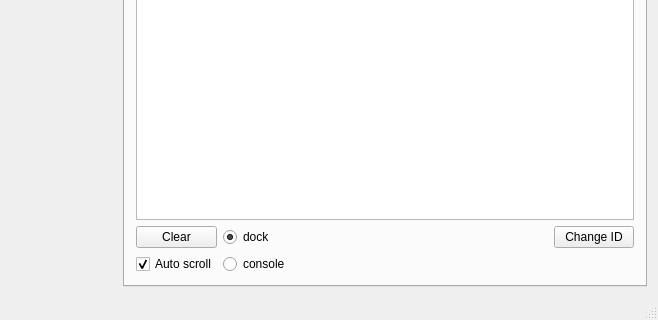
Above: gui/qt/mainwindow.ui from CE-Programming/CEmu before the change; both pictures show x 334 to 992 and y 685 to 1005 of the 992 by 1005 pixel window. Below: the same form after it.
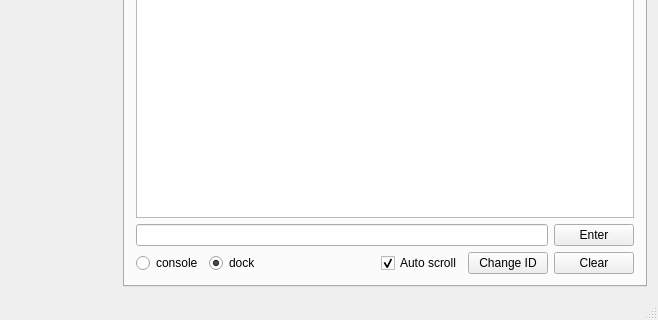
That is the form after the change. The open tabs and pages were chosen to show the change. Icons and pictures are not drawn. Custom widgets are drawn as their Qt base class.

Commit message: Add console input for RunerBot later

Patch:
```diff
--- a/gui/qt/mainwindow.ui
+++ b/gui/qt/mainwindow.ui
@@ -8498,14 +8498,77 @@
           <property name="bottomMargin">
            <number>0</number>
           </property>
-          <item row="0" column="5">
-           <widget class="QPushButton" name="buttonChangeID">
-            <property name="text">
-             <string>Change ID</string>
-            </property>
-           </widget>
-          </item>
           <item row="0" column="0">
+           <widget class="QLineEdit" name="consoleLine"/>
+          </item>
+          <item row="1" column="0">
+           <layout class="QHBoxLayout" name="horizontalLayout_16">
+            <property name="rightMargin">
+             <number>0</number>
+            </property>
+            <item>
+             <widget class="QRadioButton" name="radioStderr">
+              <property name="text">
+               <string>console</string>
+              </property>
+              <property name="checked">
+               <bool>false</bool>
+              </property>
+             </widget>
+            </item>
+            <item>
+             <widget class="QRadioButton" name="radioConsole">
+              <property name="text">
+               <string>dock</string>
+              </property>
+              <property name="checked">
+               <bool>true</bool>
+              </property>
+              <property name="autoRepeat">
+               <bool>false</bool>
+              </property>
+             </widget>
+            </item>
+            <item>
+             <spacer name="horizontalSpacer_11">
+              <property name="orientation">
+               <enum>Qt::Horizontal</enum>
+              </property>
+              <property name="sizeHint" stdset="0">
+               <size>
+                <width>0</width>
+                <height>20</height>
+               </size>
+              </property>
+             </spacer>
+            </item>
+            <item>
+             <widget class="QCheckBox" name="checkAutoScroll">
+              <property name="text">
+               <string>Auto scroll</string>
+              </property>
+              <property name="checked">
+               <bool>true</bool>
+              </property>
+             </widget>
+            </item>
+            <item>
+             <widget class="QPushButton" name="buttonChangeID">
+              <property name="text">
+               <string>Change ID</string>
+              </property>
+             </widget>
+            </item>
+           </layout>
+          </item>
+          <item row="0" column="1">
+           <widget class="QPushButton" name="consoleSubmit">
+            <property name="text">
+             <string>Enter</string>
+            </property>
+           </widget>
+          </item>
+          <item row="1" column="1">
            <widget class="QPushButton" name="buttonConsoleclear">
             <property name="sizePolicy">
              <sizepolicy hsizetype="Minimum" vsizetype="Fixed">
@@ -8533,49 +8596,6 @@
             </property>
            </widget>
           </item>
-          <item row="0" column="4">
-           <spacer name="horizontalSpacer_18">
-            <property name="orientation">
-             <enum>Qt::Horizontal</enum>
-            </property>
-            <property name="sizeHint" stdset="0">
-             <size>
-              <width>0</width>
-              <height>20</height>
-             </size>
-            </property>
-           </spacer>
-          </item>
-          <item row="0" column="1">
-           <widget class="QRadioButton" name="radioConsole">
-            <property name="text">
-             <string>dock</string>
-            </property>
-            <property name="checked">
-             <bool>true</bool>
-            </property>
-            <property name="autoRepeat">
-             <bool>false</bool>
-            </property>
-           </widget>
-          </item>
-          <item row="1" column="1">
-           <widget class="QRadioButton" name="radioStderr">
-            <property name="text">
-             <string>console</string>
-            </property>
-           </widget>
-          </item>
-          <item row="1" column="0">
-           <widget class="QCheckBox" name="checkAutoScroll">
-            <property name="text">
-             <string>Auto scroll</string>
-            </property>
-            <property name="checked">
-             <bool>true</bool>
-            </property>
-           </widget>
-          </item>
          </layout>
         </item>
        </layout>
```
Left out of the diff: 2 changed lines with no effect on the pictures. The commit also changes 3 other files.
